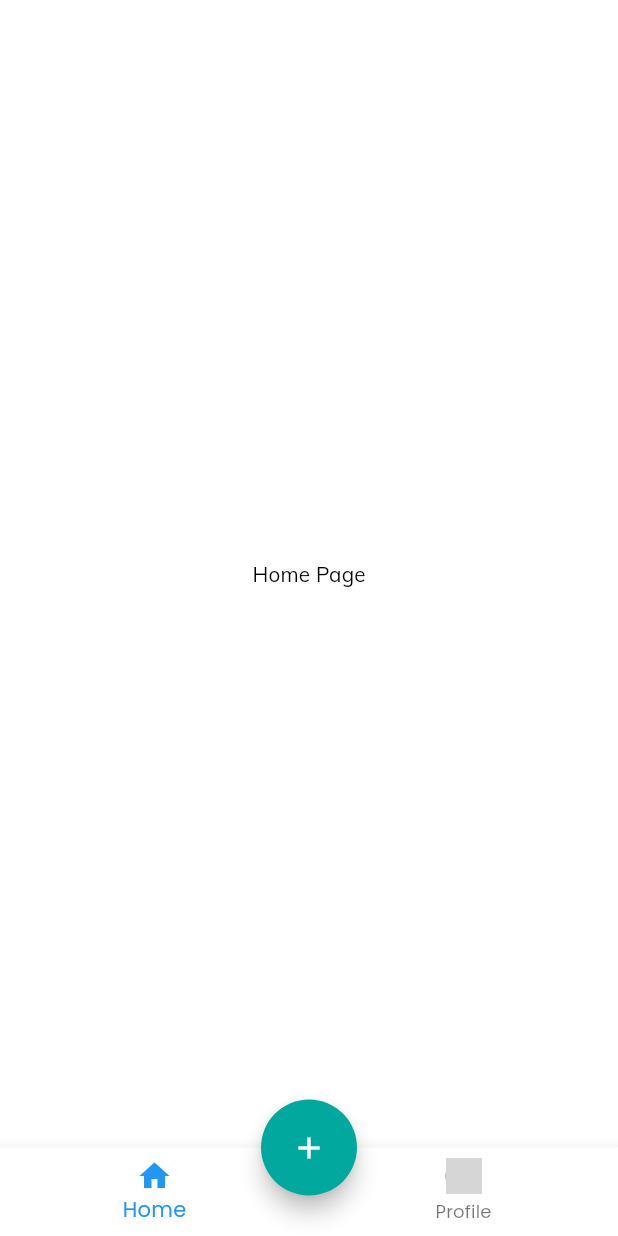
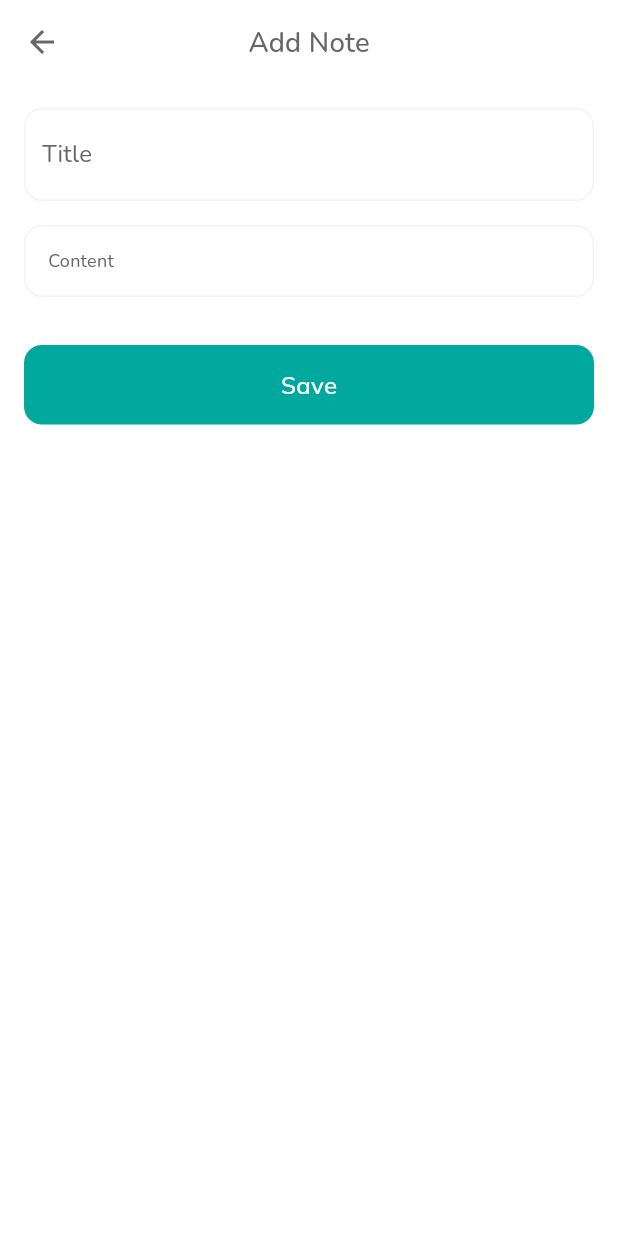
Before and after one commit to firecatmusic/bootcamp_challenge2, a Flutter app: the HomeScreen screen opened by its route, after a tap on the "add" icon, on a phone screen of 412 x 824 dp. Run offline on Flutter 3.47's test engine with Material 2 defaults, Android fonts, the phone set to English and light mode, and no system bars; our stand-ins replace bloc, dio, email_validator, equatable, event_bus, flutter_bloc and 16 more; missing offline and left inert: dio_logging_interceptor; accounts and stored records are empty; generated files the repository leaves out were written again; network calls fail; grey boxes are pictures that could not be loaded.

Commit message:
added Add Note

```diff
--- /dev/null
+++ b/lib/ui/addnote/addnote_screen.dart
@@ -0,0 +1,97 @@
+import 'package:bootcamp_challenge2/core/utils/hex_color.dart';
+import 'package:flutter/cupertino.dart';
+import 'package:flutter/material.dart';
+import 'package:go_router/go_router.dart';
+import 'package:google_fonts/google_fonts.dart';
+
+class AddNoteScreen extends StatefulWidget {
+  const AddNoteScreen({Key? key}) : super(key: key);
+
+  @override
+  State<AddNoteScreen> createState() => _AddNoteState();
+}
+
+class _AddNoteState extends State<AddNoteScreen> {
+  final _title = TextEditingController();
+  final _content = TextEditingController();
+  bool _validate = false;
+
+  @override
+  Widget build(BuildContext context) {
+    return WillPopScope(
+      onWillPop: () async {
+        context.pop();
+        return false;
+      },
+      child: SafeArea(
+        child: Scaffold(
+          resizeToAvoidBottomInset: true,
+          backgroundColor: Colors.white,
+          appBar: AppBar(
+            leading: IconButton(
+              icon: Icon(Icons.arrow_back, color: HexColor.fromHex("#666666")),
+              onPressed: () => context.pop(),
+            ),
+            title: Text("Add Note", style: GoogleFonts.nunito(color: HexColor.fromHex("#666666"))),
+            centerTitle: true,
+          ),
+          body: SingleChildScrollView(
+            scrollDirection: Axis.vertical,
+            child: Column(
+              children: [
+                Container(
+                  margin: EdgeInsets.all(16),
+                  width: double.infinity,
+                  child: TextField(
+                    controller: _title,
+                    keyboardType: TextInputType.text,
+                    maxLines: 1,
+                    style: GoogleFonts.nunito(fontSize: 16, color: HexColor.fromHex("#666666")),
+                    decoration: InputDecoration(
+                      hintText: "Title",
+                      hintStyle: GoogleFonts.nunito(color: HexColor.fromHex("#666666")),
+                    ),
+                  ),
+                ),
+                Container(
+                  margin: EdgeInsets.fromLTRB(16, 0, 16, 16),
+                  width: double.infinity,
+                  child: TextField(
+                    controller: _content,
+                    keyboardType: TextInputType.multiline,
+                    maxLines: null,
+                    style: GoogleFonts.nunito(fontSize: 12, color: HexColor.fromHex("#666666")),
+                    decoration: InputDecoration(
+                      hintText: "Content",
+                      hintStyle: GoogleFonts.nunito(color: HexColor.fromHex("#666666")),
+                      contentPadding: EdgeInsets.all(16),
+                    ),
+                  ),
+                ),
+                Container(
+                  width: double.infinity,
+                  height: 53,
+                  margin: EdgeInsets.all(16),
+                  child: TextButton(
+                    style: TextButton.styleFrom(backgroundColor: HexColor.fromHex("00A89D"), shape: RoundedRectangleBorder(borderRadius: BorderRadius.circular(12))),
+                    onPressed: () {
+                      context.pop();
+                    },
+                    child: Text(
+                      "Save",
+                      style: GoogleFonts.mulish(color: Colors.white),
+                    ),
+                  ),
+                ),
+              ],
+            ),
+          ),
+        ),
+      ),
+    );
+  }
+
+  Future<void> validateNote() async {
+
+  }
+}
--- a/lib/ui/home/home_screen.dart
+++ b/lib/ui/home/home_screen.dart
@@ -38,6 +38,7 @@ class _HomeScreenState extends State<HomeScreen> {
                 //Floating action button on Scaffold
                 onPressed: () {
                   //code to execute on button press
+                  context.push("/addnote");
                 },
                 backgroundColor: HexColor.fromHex("00A89D"),
                 child: Icon(Icons.add), //icon inside button
--- a/lib/ui/register/register_screen.dart
+++ b/lib/ui/register/register_screen.dart
@@ -24,7 +24,7 @@ class _RegisterScreenState extends State<RegisterScreen> {
   Widget build(BuildContext context) {
     return WillPopScope(
       onWillPop: () async {
-        context.pop();
+          context.pop();
         return false;
       },
       child: Container(
@@ -101,12 +101,12 @@ class _RegisterScreenState extends State<RegisterScreen> {
                       style: GoogleFonts.poppins(fontSize: 14),
                       textAlign: TextAlign.start,
                       keyboardType: TextInputType.visiblePassword,
-                      decoration: new InputDecoration(
+                      decoration: InputDecoration(
                         contentPadding: EdgeInsets.all(16),
                         fillColor: Colors.white,
                         filled: true,
                         labelText: "Confirm Password",
-                        suffixIcon: new GestureDetector(
+                        suffixIcon: GestureDetector(
                           onTap: () {
                             setState(() {
                               _obscure2Text = !_obscure2Text;
--- a/lib/ui/router.dart
+++ b/lib/ui/router.dart
@@ -1,3 +1,4 @@
+import 'package:bootcamp_challenge2/ui/addnote/addnote_screen.dart';
 import 'package:bootcamp_challenge2/ui/register/register_screen.dart';
 import 'package:flutter/material.dart';
 import 'home/home_screen.dart';
@@ -21,7 +22,12 @@ var router = GoRouter(routes: [
   GoRoute(
     path: '/register',
     builder: (context, state) => const RegisterScreen(),
-  )
+  ),
+  GoRoute(
+    path: '/addnote',
+    builder: (context, state) => const AddNoteScreen(),
+  ),
+
 ]);
 
 Widget get errorPage => const Center(
```
Also changed, not shown: 1 other file.
